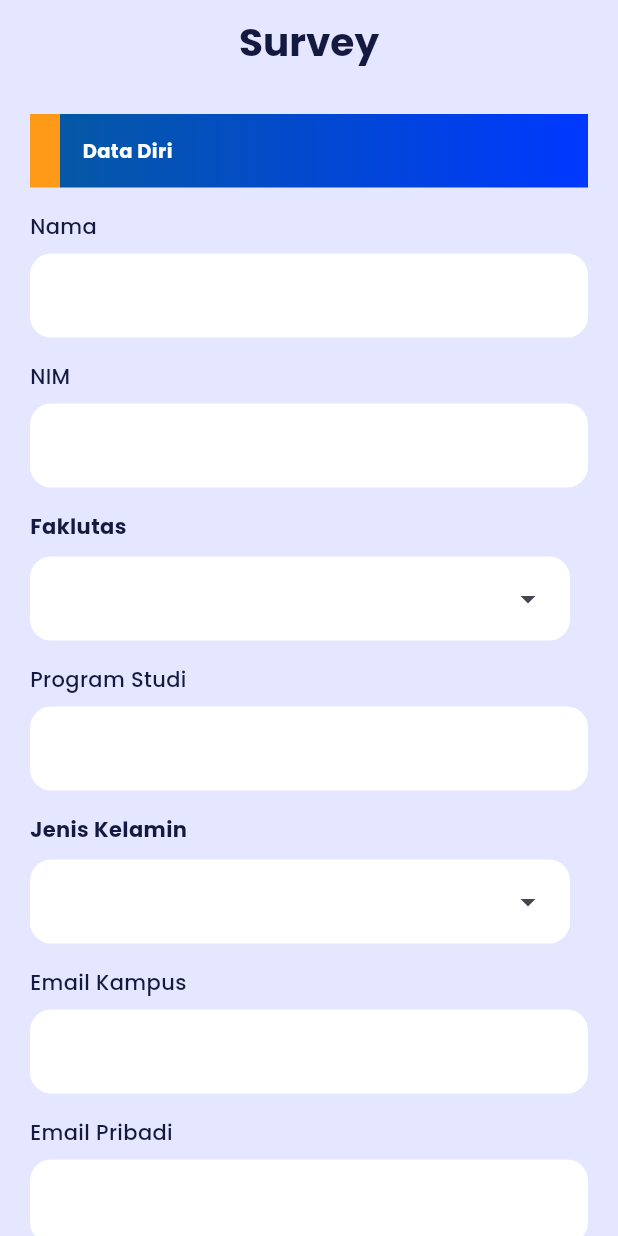
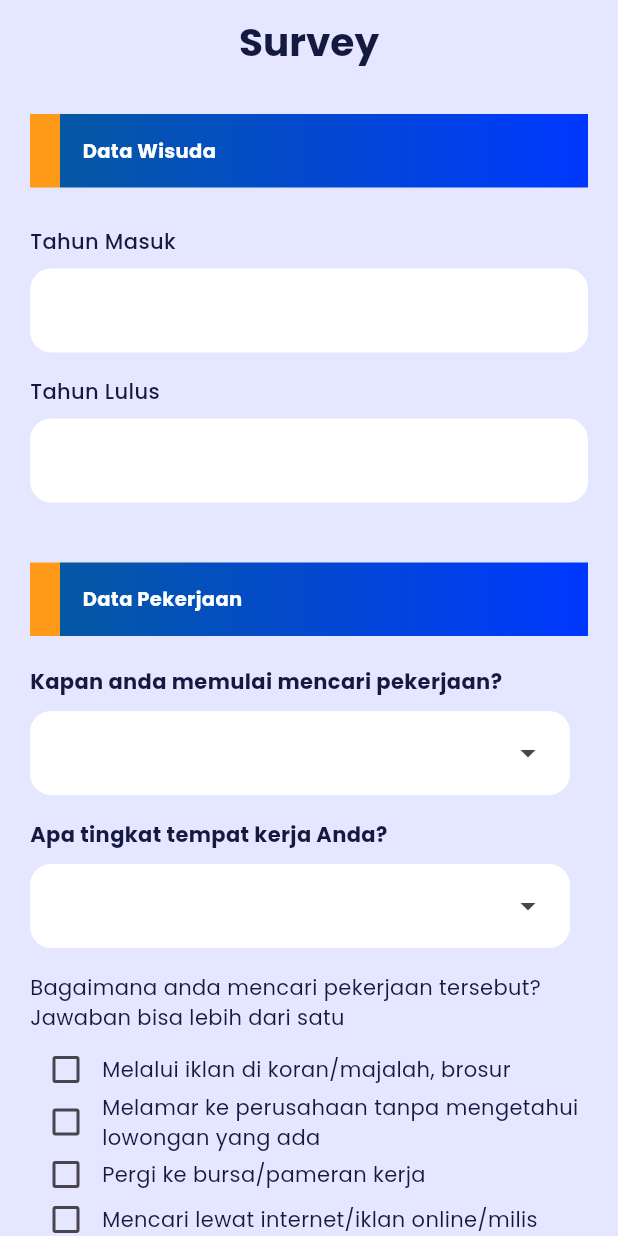
Before and after one commit to hafizzibrahim/Portal-Alumni, a Flutter app: the SurveyPage screen opened by its route, on a phone screen of 412 x 824 dp. Run offline on Flutter 3.47's test engine with Material 3 defaults, Android fonts, the phone set to English and light mode, and no system bars; our stand-ins replace carousel_slider, google_fonts, readmore, shared_preferences; accounts and stored records are empty.

Commit message:
Update survey.dart

```diff
--- a/lib/ui/pages/survey.dart
+++ b/lib/ui/pages/survey.dart
@@ -86,14 +86,14 @@ class _SurveyTestState extends State<SurveyPage> {
 
     try {
       await Provider.of<SurveyViewModel>(context, listen: false).survey(
-          nama,
-          nim,
-          fakultas,
-          prodi,
-          jenisKelamin,
-          emailKampus,
-          emailPribadi,
-          noHp,
+          // nama,
+          // nim,
+          // fakultas,
+          // prodi,
+          // jenisKelamin,
+          // emailKampus,
+          // emailPribadi,
+          // noHp,
           tahunMasuk,
           tahunLulus,
           cariKerja,
@@ -164,89 +164,6 @@ class _SurveyTestState extends State<SurveyPage> {
       body: ListView(
         padding: const EdgeInsets.symmetric(horizontal: 20, vertical: 20),
         children: [
-          surveySection(context, 'Data Diri'),
-          const SizedBox(
-            height: 16,
-          ),
-          TextFieldTracerWidget(
-            title: 'Nama',
-            maxLines: 1,
-            controller: _namaLengkapController,
-          ),
-          const SizedBox(
-            height: 16,
-          ),
-          TextFieldTracerWidget(
-            title: 'NIM',
-            maxLines: 1,
-            controller: _nimController,
-          ),
-          const SizedBox(
-            height: 16,
-          ),
-          DropdownMenuWidget(
-            height: 70,
-            label: 'Faklutas',
-            listValue: const [
-              DropdownMenuEntry(value: 'Hukum', label: 'Hukum'),
-              DropdownMenuEntry(
-                  value: 'Keguruan dan Ilmu Pendidikan',
-                  label: 'Keguruan dan Ilmu Pendidikan'),
-              DropdownMenuEntry(value: 'Teknik', label: 'Teknik'),
-              DropdownMenuEntry(value: 'Pertanian', label: 'Pertanian'),
-              DropdownMenuEntry(
-                  value: 'Ilmu Sosial dan Ilmu Politik',
-                  label: 'Ilmu Sosial dan Ilmu Politik'),
-            ],
-            controller: _fakultasController,
-          ),
-          const SizedBox(
-            height: 16,
-          ),
-          TextFieldTracerWidget(
-            title: 'Program Studi',
-            maxLines: 1,
-            controller: _programStudiController,
-          ),
-          const SizedBox(
-            height: 16,
-          ),
-          DropdownMenuWidget(
-            height: 70,
-            label: 'Jenis Kelamin',
-            listValue: const [
-              DropdownMenuEntry(value: 'Laki-Laki', label: 'Laki-Laki'),
-              DropdownMenuEntry(value: 'Perempuan', label: 'Perempuan'),
-            ],
-            controller: _jenisKelaminController,
-          ),
-          const SizedBox(
-            height: 16,
-          ),
-          TextFieldTracerWidget(
-            title: 'Email Kampus',
-            maxLines: 1,
-            controller: _emailKampusController,
-          ),
-          const SizedBox(
-            height: 16,
-          ),
-          TextFieldTracerWidget(
-            title: 'Email Pribadi',
-            maxLines: 1,
-            controller: _emailPribadiController,
-          ),
-          const SizedBox(
-            height: 16,
-          ),
-          TextFieldTracerWidget(
-            title: 'No Handphone / WhatsApp',
-            maxLines: 1,
-            controller: _noHpController,
-          ),
-          const SizedBox(
-            height: 40,
-          ),
           surveySection(context, 'Data Wisuda'),
           const SizedBox(
             height: 10,
@@ -382,7 +299,7 @@ class _SurveyTestState extends State<SurveyPage> {
           ),
           DropdownMenuWidget(
             height: 70,
-            label: 'Berapa range gaji anda ditempat kerja setiap bulan?',
+            label: 'Jarak tahun lulus dan mendapat pekerjaan',
             listValue: const [
               DropdownMenuEntry(
                   value: 'Kurang dari 6 bulan', label: 'Kurang dari 6 bulan'),
@@ -532,7 +449,7 @@ class _SurveyTestState extends State<SurveyPage> {
             height: 40,
           ),
           CustomButtonWidget(
-            title: 'Masuk',
+            title: 'Kirim',
             width: 250,
             heigth: 55,
             isEnable: true,
```
